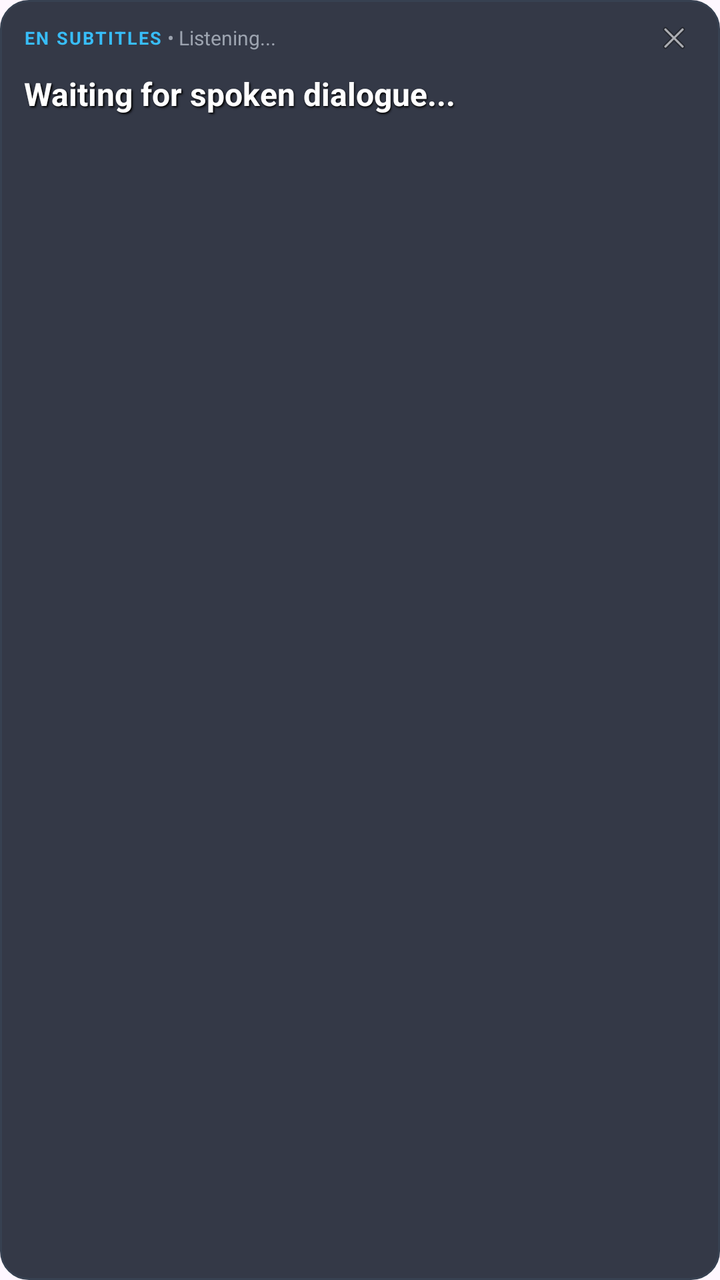
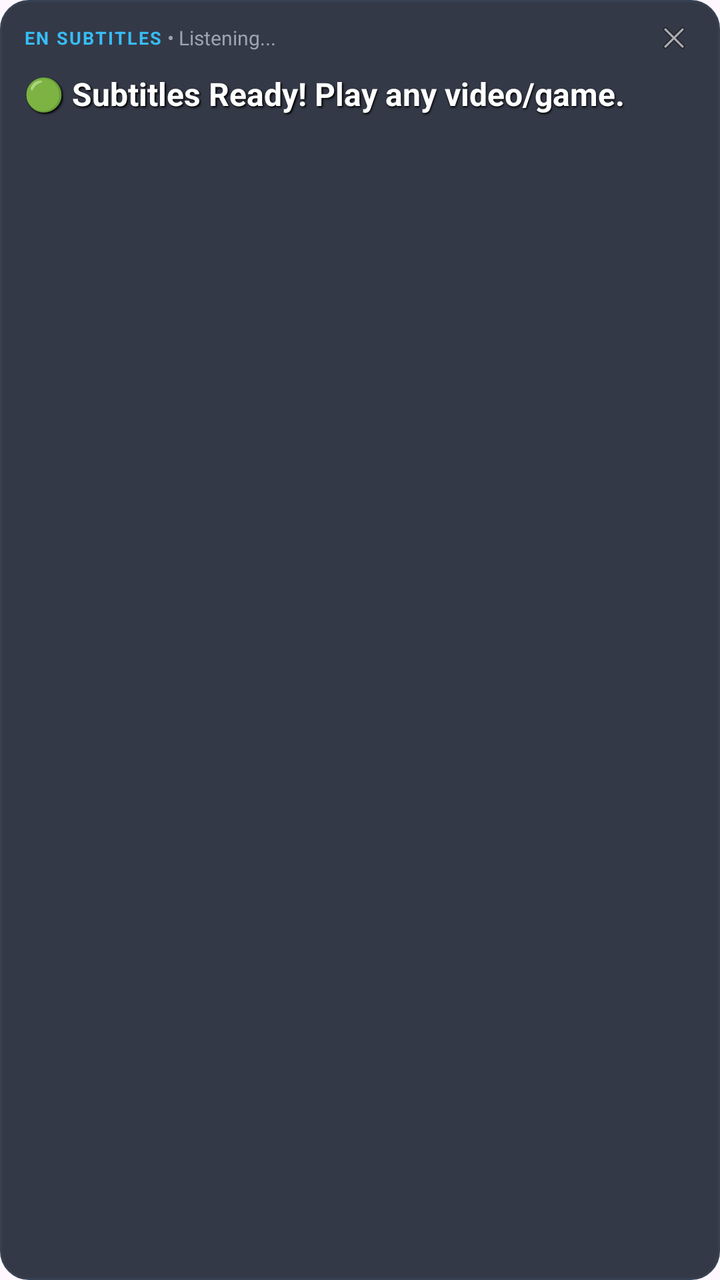

Before-and-after screenshots of an Android layout around one commit, followed by the original layout XML and the change that was made.
<!-- AndroidManifest.xml: application theme Theme.LiveSubtitles -->
<!-- res/layout/layout_floating_subtitle.xml -->
<?xml version="1.0" encoding="utf-8"?>
<LinearLayout xmlns:android="http://schemas.android.com/apk/res/android"
    android:id="@+id/overlayContainer"
    android:layout_width="wrap_content"
    android:layout_height="wrap_content"
    android:background="@drawable/bg_overlay_card"
    android:orientation="vertical"
    android:minWidth="260dp"
    android:maxWidth="360dp">

    
    <LinearLayout
        android:id="@+id/dragHandle"
        android:layout_width="match_parent"
        android:layout_height="wrap_content"
        android:orientation="horizontal"
        android:gravity="center_vertical"
        android:paddingBottom="4dp">

        <TextView
            android:id="@+id/tvEngineBadge"
            android:layout_width="wrap_content"
            android:layout_height="wrap_content"
            android:text="EN SUBTITLES"
            android:textSize="9sp"
            android:textStyle="bold"
            android:textColor="@color/subtitle_accent"
            android:letterSpacing="0.08" />

        <TextView
            android:id="@+id/tvStatus"
            android:layout_width="0dp"
            android:layout_height="wrap_content"
            android:layout_weight="1"
            android:text=" • Listening..."
            android:textSize="10sp"
            android:textColor="#9CA3AF"
            android:maxLines="1"
            android:ellipsize="end" />

        <ImageView
            android:id="@+id/btnCloseOverlay"
            android:layout_width="22dp"
            android:layout_height="22dp"
            android:padding="2dp"
            android:contentDescription="Close Subtitles"
            android:src="@android:drawable/ic_menu_close_clear_cancel" />
    </LinearLayout>

    
    <TextView
        android:id="@+id/tvSubtitle"
        android:layout_width="match_parent"
        android:layout_height="wrap_content"
        android:text="Waiting for spoken dialogue..."
        android:textColor="@color/subtitle_text"
        android:textSize="16sp"
        android:textStyle="bold"
        android:shadowColor="#FF000000"
        android:shadowDx="1.5"
        android:shadowDy="1.5"
        android:shadowRadius="2.0"
        android:lineSpacingExtra="3dp"
        android:paddingTop="2dp"
        android:paddingBottom="2dp" />

</LinearLayout>
<!-- resources referenced by this layout -->
<resources>
  <color name="subtitle_accent">#38BDF8</color>
  <color name="subtitle_text">#FFFFFF</color>
  <!-- drawable bg_overlay_card (drawable) -->
  <?xml version="1.0" encoding="utf-8"?>
  <shape xmlns:android="http://schemas.android.com/apk/res/android"
      android:shape="rectangle">
      <solid android:color="@color/overlay_bg" />
      <corners android:radius="14dp" />
      <stroke
          android:width="1dp"
          android:color="@color/overlay_border" />
      <padding
          android:bottom="8dp"
          android:left="12dp"
          android:right="12dp"
          android:top="8dp" />
  </shape>
  <style name="Theme.LiveSubtitles" parent="Theme.Material3.DayNight.NoActionBar">
          <item name="colorPrimary">@color/purple_500</item>
          <item name="colorPrimaryVariant">@color/purple_700</item>
          <item name="colorOnPrimary">@color/white</item>
      </style>
  <color name="overlay_bg">#D9111827</color>
  <color name="overlay_border">#374151</color>
  <color name="purple_500">#6200EE</color>
  <color name="purple_700">#3700B3</color>
  <color name="white">#FFFFFFFF</color>
</resources>

<!-- the commit's change to res/layout/layout_floating_subtitle.xml (unified diff, before → after) -->
@@ -52,7 +52,7 @@
         android:id="@+id/tvSubtitle"
         android:layout_width="match_parent"
         android:layout_height="wrap_content"
-        android:text="Waiting for spoken dialogue..."
+        android:text="🟢 Subtitles Ready! Play any video/game."
         android:textColor="@color/subtitle_text"
         android:textSize="16sp"
         android:textStyle="bold"
